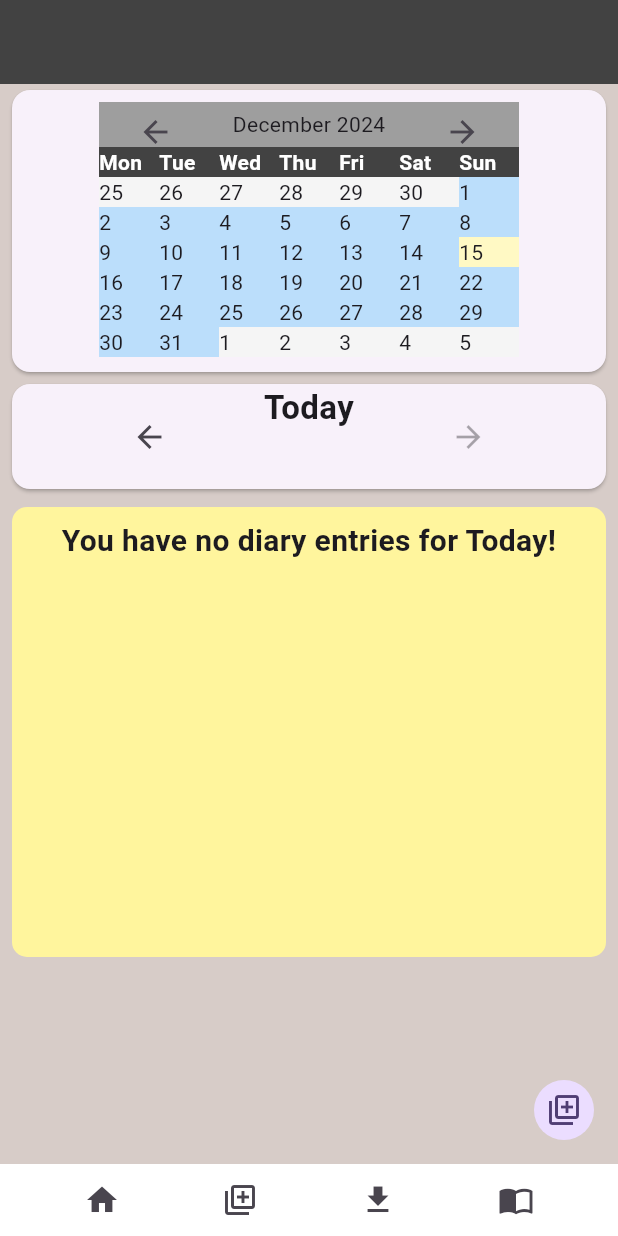
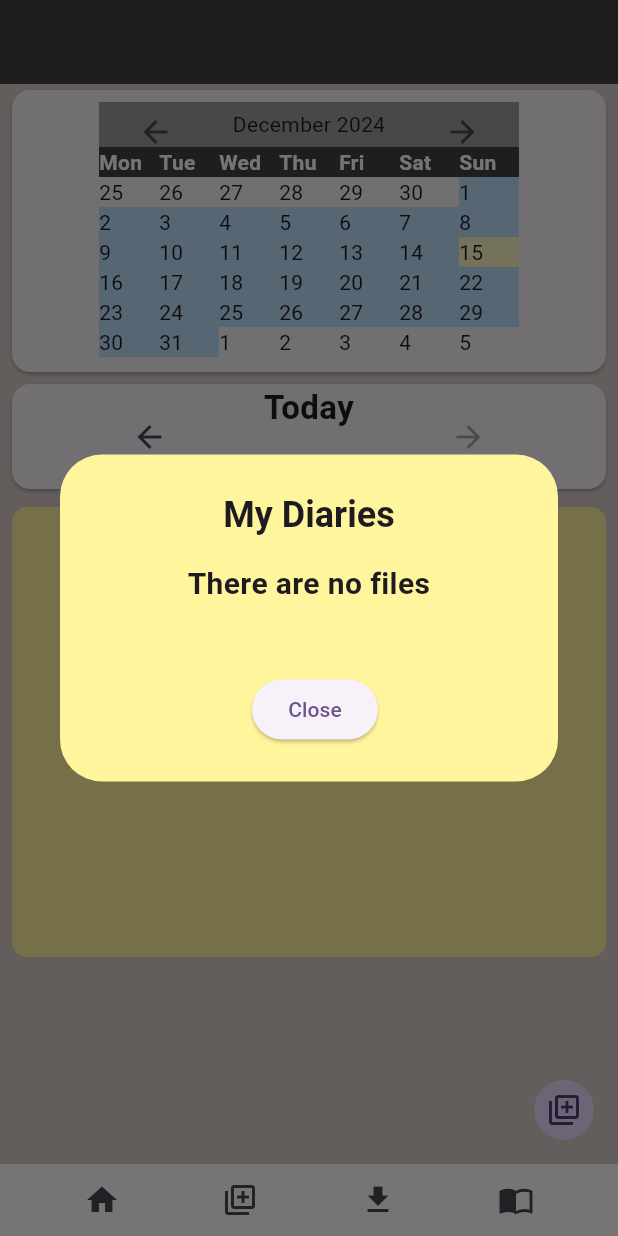
Before and after one commit to ChrisBriant/mydiary_flutter, a Flutter app: the DiaryScreen screen opened directly with empty values, after a tap on the "import contacts" icon, on a phone screen of 412 x 824 dp. Run offline on Flutter 3.47's test engine with Material 3 defaults, Android fonts, the light colour scheme and no system bars; our stand-ins replace sqflite; accounts and stored records are empty; project files that could hold a hidden picture were left out.

Commit message:
Displays the list of files for importing

```diff
--- a/lib/helpers/helpers.dart
+++ b/lib/helpers/helpers.dart
@@ -101,4 +101,10 @@ class Helpers {
     String y = date.year.toString();
     return "$d/$m/$y";
   }
+
+  //Take a file path and return only the filename part
+  static String stripToFileName(String fName) {
+    List<String> fileParts = fName.split('/');
+    return fileParts.last.split('.')[0];
+  }
 }
--- a/lib/screens/diaryscreen.dart
+++ b/lib/screens/diaryscreen.dart
@@ -4,6 +4,7 @@ import '../widgets/adddiaryentrywidget.dart';
 import '../widgets/viewdiaryentrywidget.dart';
 import '../helpers/helpers.dart';
 import '../widgets/calendarwidget.dart';
+import '../widgets/filelistwidget.dart';
 import 'dart:convert';
 import 'dart:io';
 import 'package:path_provider/path_provider.dart';
@@ -72,12 +73,6 @@ class _DiaryScreenState extends State<DiaryScreen> {
       //print('I NEED TO INSERT AT $insertIdx');
 
       setState(() {
-        //Code below no longer needed as it is sorting the entries
-        // if(adding) {
-        //   diaryEntries.insert(0,newEntry);
-        // } else {
-        //   diaryEntries.insert(insertIdx,newEntry);
-        // }
         diaryEntries.add(newEntry);
         diaryEntries.sort((a, b) => b.dateCreated.compareTo(a.dateCreated));
         //Update the diary object
@@ -120,9 +115,10 @@ class _DiaryScreenState extends State<DiaryScreen> {
       final Directory? directory = await getDownloadsDirectory();
       if(directory != null) {
         try {
-          final file = File('${directory.path}/diary_data.json');
+
+          final file = File('${directory.path}/${widget.diary.name}.jason');
           await file.writeAsString(jsonData);
-          print('I SHOULD DOWNLOAD ${directory.path}/diary_data.json');
+          //print('I SHOULD DOWNLOAD ${directory.path}/${widget.diary.name}.json');
         } catch(err) {
           print("An error occured $err");
         }
@@ -130,9 +126,6 @@ class _DiaryScreenState extends State<DiaryScreen> {
       } else {
         throw Exception('Download is not possible');
       }
-
-
-      //
     }
 
     void exportDiary() async {
@@ -144,8 +137,71 @@ class _DiaryScreenState extends State<DiaryScreen> {
       } catch(err) {
         print('AN ERROR OCCURRED, $err');
       }
+    }
 
+    void showFileListDialog() {
+      showDialog(
+        context: context,
+        builder: (BuildContext context) {
+          return const FileListWidget();
+        },
+      );
     }
+
+    // Future<List<Widget>> getFileList() async {
+    //   final Directory? directory = await getDownloadsDirectory();
+    //   if(directory != null) {
+    //     try {
+    //       List<FileSystemEntity> fileList = await directory.list().toList();
+    //       List filteredFileList = fileList.where((item) => item.path.endsWith(".json")).toList();
+    //       print('This is the filelist ${filteredFileList}');
+    //       //Transform the files list into a list of widgets which can be used
+    //       List<Widget> savedFiles = [];
+    //       for (FileSystemEntity f in filteredFileList) {
+    //         savedFiles.add(
+    //           InkWell(
+    //               onLongPress: () {},
+    //               child: Container(
+    //                 margin: const EdgeInsets.only(bottom: 5, left: 10, right: 10, top: 5),
+    //                 decoration: BoxDecoration(
+    //                 color: Colors.white,
+    //                 borderRadius: BorderRadius.circular(8),
+    //                 boxShadow: [
+    //                   BoxShadow(
+    //                     color: Colors.grey.withOpacity(0.5),
+    //                     spreadRadius: 3,
+    //                     blurRadius: 4,
+    //                     offset: const Offset(0, 3),
+    //                   ),
+    //                 ]
+    //                 ),
+    //                 child: ListTile(
+    //                   key: ValueKey(f.hashCode),
+    //                   title: Text(
+    //                     Helpers.stripToFileName(f.path),
+    //                     style: const TextStyle(
+    //                       fontWeight: FontWeight.bold,
+    //                       color: Color.fromARGB(255, 1, 45, 80),
+    //                       fontSize: 20.0,
+    //                     ),
+    //                   ),
+    //                   dense: true,
+    //                 ),
+    //               ),
+    //             ),
+    //         );
+
+    //       }
+    //       return savedFiles;
+    //     } catch(err) {
+    //       print("An error occured $err");
+    //       throw Exception('Unable to retrieve files');
+    //     }
+    //   } else {
+    //     throw Exception('Download is not possible');
+    //   }
+
+    // }
 
     return Scaffold(
       appBar: AppBar(
@@ -177,7 +233,7 @@ class _DiaryScreenState extends State<DiaryScreen> {
               icon: const Icon(Icons.download)
             ),
             IconButton(
-              onPressed: (){},
+              onPressed: () => showFileListDialog(),
               icon: const Icon(Icons.import_contacts)
             )
           ],
--- /dev/null
+++ b/lib/widgets/filelistwidget.dart
@@ -0,0 +1,109 @@
+import 'package:flutter/material.dart';
+import './containerdialog.dart';
+import '../helpers/helpers.dart';
+import '../widgets/loadingwidget.dart';
+import 'dart:io';
+import 'package:path_provider/path_provider.dart';
+
+
+class FileListWidget extends StatelessWidget {
+  const FileListWidget({super.key});
+
+  Future<List<Widget>> getFileList() async {
+    final Directory? directory = await getDownloadsDirectory();
+    if(directory != null) {
+      try {
+        List<FileSystemEntity> fileList = await directory.list().toList();
+        List filteredFileList = fileList.where((item) => item.path.endsWith(".json")).toList();
+        //print('This is the filelist ${filteredFileList}');
+        //Transform the files list into a list of widgets which can be used
+        List<Widget> savedFiles = [];
+        for (FileSystemEntity f in filteredFileList) {
+          savedFiles.add(
+            InkWell(
+                onLongPress: () {},
+                child: Container(
+                  margin: const EdgeInsets.only(bottom: 5, left: 10, right: 10, top: 5),
+                  decoration: BoxDecoration(
+                  color: Colors.white,
+                  borderRadius: BorderRadius.circular(8),
+                  boxShadow: [
+                    BoxShadow(
+                      color: Colors.grey.withOpacity(0.5),
+                      spreadRadius: 3,
+                      blurRadius: 4,
+                      offset: const Offset(0, 3),
+                    ),
+                  ]
+                  ),
+                  child: ListTile(
+                    key: ValueKey(f.hashCode),
+                    title: Text(
+                      Helpers.stripToFileName(f.path),
+                      style: const TextStyle(
+                        fontWeight: FontWeight.bold,
+                        color: Color.fromARGB(255, 1, 45, 80),
+                        fontSize: 20.0,
+                      ),
+                    ),
+                    dense: true,
+                  ),
+                ),
+              ),
+          );
+
+        }
+        return savedFiles;
+      } catch(err) {
+        print("An error occured $err");
+        throw Exception('Unable to retrieve files');
+      }
+    } else {
+      throw Exception('Download is not possible');
+    }
+  }
+
+  @override
+  Widget build(BuildContext context) {
+    return ContainerDialog(
+      title: const Text(
+        "My Diaries",
+        textAlign: TextAlign.center,
+        style: TextStyle(
+          fontWeight: FontWeight.bold
+        ),
+      ),
+      content: FutureBuilder<List<Widget>>(
+        future: getFileList(),
+        builder: (ctx,sn) => sn.connectionState == ConnectionState.waiting
+          ? const SizedBox(
+              width: 300,
+              height: 300,
+              child: LoadingWidget()
+          )
+          : sn.data!.isEmpty
+            ? const SizedBox(
+              width: 300,
+              height: 50,
+              child: Text(
+                'There are no files',
+                textAlign: TextAlign.center,
+                style: TextStyle(
+                  fontWeight: FontWeight.bold,
+                  fontSize: 20
+                ),
+              ),
+            )
+            : SizedBox(
+              width: 300,
+              height: 300,
+              //color: Colors.amber,
+              child: Column(
+                children: sn.data!
+              )
+            )
+      ),
+      cancelName: "Close",
+    );
+  }
+}
```
